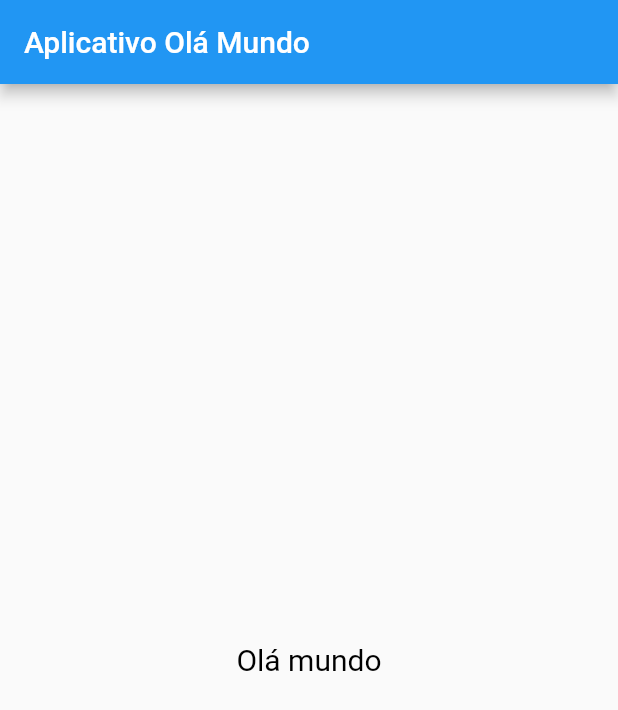
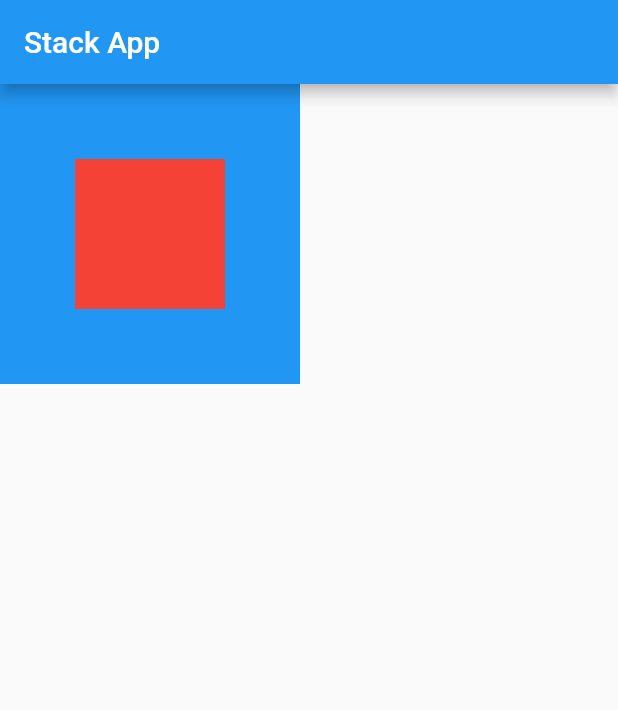
Before and after one commit to thiago-dsd/Flutter, a Flutter app: the screen it shows after launch, on a phone screen of 412 x 824 dp. Shown: the top 710 px of the screen. Run offline on Flutter 3.47's test engine with Material 2 defaults, Android fonts, the phone set to English and light mode, and no system bars.

Commit message:
Stack align exemple

```diff
--- a/lib/main.dart
+++ b/lib/main.dart
@@ -1,23 +1,42 @@
 import 'package:flutter/material.dart';
 
-/*
-  Scaffold - significa andaime em inglês
-*/
-void main() {
-  runApp(
-    MaterialApp(
-      home: Scaffold(
-        appBar: AppBar(
-          title: Text("Aplicativo Olá Mundo"),
-        ),
-        body:Center(
-          child: Text(
-              "Olá mundo",
-              style: TextStyle(fontSize: 20,color: Colors.black,
-              )
-          ),
-        ),
+void main(){
+  runApp(MyApp());
+}
+
+class MyApp extends StatefulWidget {
+  const MyApp({super.key});
+
+  @override
+  State<MyApp> createState() => _MyAppState();
+}
+
+class _MyAppState extends State<MyApp> {
+  @override
+  Widget build(BuildContext context) {
+    return MaterialApp(
+      home: Scaffold(appBar: AppBar(title: Text("Stack App"),),
+        body: Stack(
+          //alignment: AlignmentDirectional.center,
+          children: [
+            Container(
+              width: 200,
+              height: 200,
+              color: Colors.blue,
+            ),
+            Positioned(
+              left: 50,
+              top: 50,
+              //right: -50,
+              child: Container(
+                width: 100,
+                height: 100,
+                color: Colors.red,
+              ),
+            )
+          ],
+        )
       ),
-    ),
-  );
+    );
+  }
 }
```
